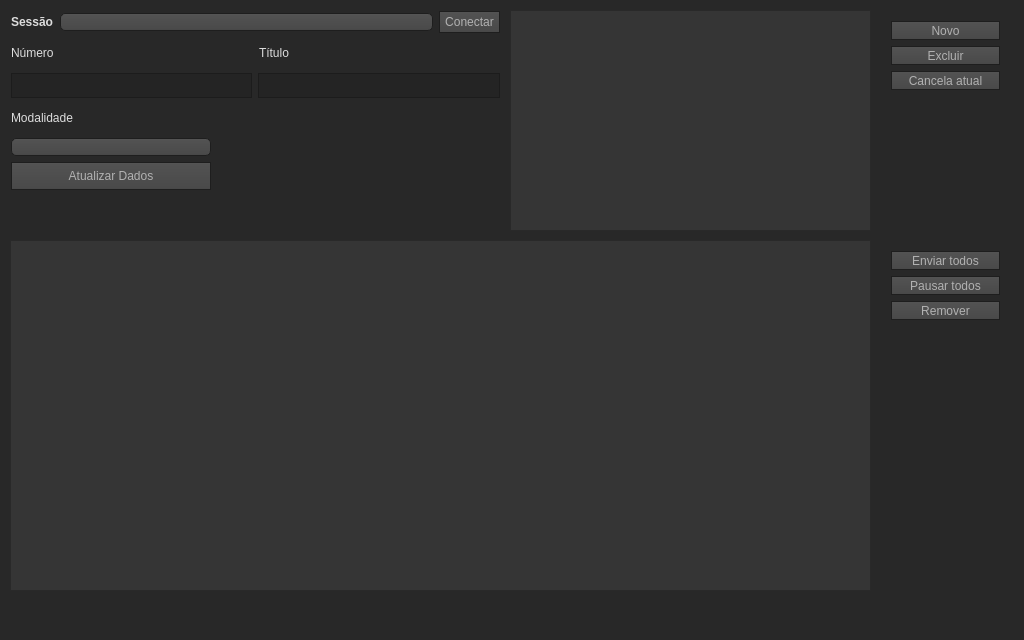
Old version of the form mainwindow.ui in the repository nettoflix/MagoSend.
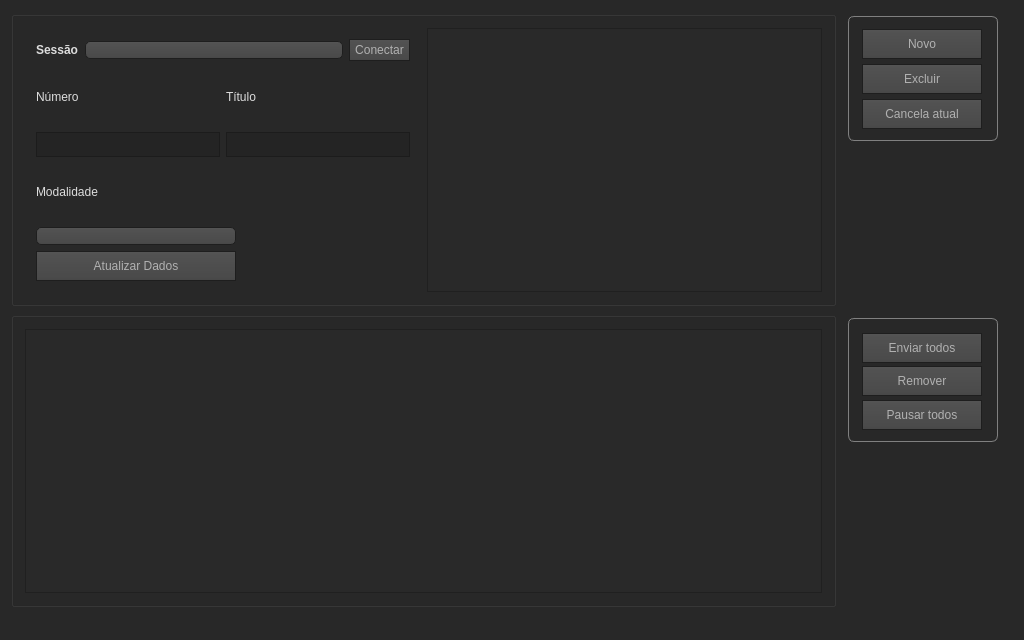
New version of the form. Icons and pictures are not drawn.

Patch:
```diff
--- a/mainwindow.ui
+++ b/mainwindow.ui
@@ -378,7 +378,7 @@
 }
 QTableWidget 
 {
-	 background-color: #353535;
+	 background-color: #292929;
 }
 
 
@@ -401,6 +401,7 @@
 
 QProgressBar
 {
+    background-color: #353535;
     border: 2px solid grey;
     border-radius: 5px;
     text-align: center;
@@ -492,30 +493,44 @@
      <verstretch>0</verstretch>
     </sizepolicy>
    </property>
-   <widget class="QTableWidget" name="tableWidget">
-    <property name="geometry">
-     <rect>
-      <x>10</x>
-      <y>240</y>
-      <width>861</width>
-      <height>351</height>
-     </rect>
-    </property>
+   <layout class="QVBoxLayout" name="verticalLayout_3">
+    <item>
+     <layout class="QVBoxLayout" name="verticalLayout_2">
+      <item>
+       <layout class="QHBoxLayout" name="horizontalLayout_10">
+        <item>
+         <layout class="QHBoxLayout" name="horizontalLayout_8">
+          <item>
+           <widget class="QGroupBox" name="groupBox_3">
     <property name="sizePolicy">
-     <sizepolicy hsizetype="Preferred" vsizetype="Preferred">
+             <sizepolicy hsizetype="Expanding" vsizetype="Preferred">
       <horstretch>0</horstretch>
       <verstretch>0</verstretch>
      </sizepolicy>
     </property>
-   </widget>
+            <property name="maximumSize">
+             <size>
+              <width>16777215</width>
+              <height>320</height>
+             </size>
+            </property>
+            <property name="title">
+             <string/>
+            </property>
+            <layout class="QHBoxLayout" name="horizontalLayout_11">
+             <item>
    <widget class="QWidget" name="widget" native="true">
-    <property name="geometry">
-     <rect>
-      <x>0</x>
-      <y>0</y>
-      <width>511</width>
-      <height>201</height>
-     </rect>
+               <property name="sizePolicy">
+                <sizepolicy hsizetype="Expanding" vsizetype="Maximum">
+                 <horstretch>1</horstretch>
+                 <verstretch>0</verstretch>
+                </sizepolicy>
+               </property>
+               <property name="maximumSize">
+                <size>
+                 <width>16777215</width>
+                 <height>300</height>
+                </size>
     </property>
     <layout class="QHBoxLayout" name="horizontalLayout_2">
      <item>
@@ -639,7 +654,7 @@
        <item>
         <widget class="QPushButton" name="btn_atualizarDados">
          <property name="sizePolicy">
-          <sizepolicy hsizetype="Preferred" vsizetype="Fixed">
+                     <sizepolicy hsizetype="Preferred" vsizetype="Maximum">
            <horstretch>0</horstretch>
            <verstretch>0</verstretch>
           </sizepolicy>
@@ -647,9 +662,19 @@
          <property name="maximumSize">
           <size>
            <width>200</width>
-           <height>100</height>
-          </size>
-         </property>
+                      <height>30</height>
+                     </size>
+                    </property>
+                    <property name="styleSheet">
+                     <string notr="true">QPushButton {
+    qproperty-icon: url(:/images/refresh_yellow.png); /* Use icon instead of image */
+    qproperty-iconSize: 16px 16px; /* Size of the icon */
+    padding-left: 10px; /* Adjust padding to position the image */
+    padding-right: 10px; /* Adjust padding to position the image */
+    padding-top: 5px; /* Adjust vertical position */
+    padding-bottom: 5px; /* Adjust vertical position */
+}</string>
+                    </property>
          <property name="text">
           <string>Atualizar Dados</string>
          </property>
@@ -659,139 +684,333 @@
      </item>
     </layout>
    </widget>
+             </item>
+             <item>
    <widget class="QTableWidget" name="hostsTable">
-    <property name="geometry">
-     <rect>
-      <x>510</x>
-      <y>10</y>
-      <width>361</width>
-      <height>221</height>
-     </rect>
-    </property>
-   </widget>
-   <widget class="QWidget" name="verticalLayoutWidget_2">
-    <property name="geometry">
-     <rect>
-      <x>880</x>
-      <y>240</y>
-      <width>131</width>
-      <height>91</height>
-     </rect>
-    </property>
-    <layout class="QVBoxLayout" name="verticalLayout_2">
-     <property name="sizeConstraint">
-      <enum>QLayout::SetDefaultConstraint</enum>
-     </property>
-     <item>
-      <widget class="QPushButton" name="btn_Enviar">
        <property name="sizePolicy">
         <sizepolicy hsizetype="Expanding" vsizetype="Expanding">
-         <horstretch>0</horstretch>
+                 <horstretch>1</horstretch>
          <verstretch>0</verstretch>
         </sizepolicy>
        </property>
-       <property name="maximumSize">
+               <property name="minimumSize">
         <size>
-         <width>16777215</width>
-         <height>16777212</height>
-        </size>
-       </property>
-       <property name="text">
-        <string>Enviar todos</string>
-       </property>
-      </widget>
-     </item>
-     <item>
-      <widget class="QPushButton" name="btn_pausar">
-       <property name="sizePolicy">
-        <sizepolicy hsizetype="Expanding" vsizetype="Expanding">
-         <horstretch>0</horstretch>
-         <verstretch>0</verstretch>
-        </sizepolicy>
-       </property>
+                 <width>200</width>
+                 <height>250</height>
+                </size>
+               </property>
        <property name="maximumSize">
         <size>
          <width>16777215</width>
-         <height>16777212</height>
-        </size>
-       </property>
-       <property name="text">
-        <string>Pausar todos</string>
-       </property>
-      </widget>
-     </item>
+                 <height>300</height>
+                </size>
+               </property>
+              </widget>
+             </item>
+            </layout>
+           </widget>
+          </item>
+         </layout>
+        </item>
      <item>
-      <widget class="QPushButton" name="btn_Remover">
+         <layout class="QHBoxLayout" name="horizontalLayout_9">
+          <item alignment="Qt::AlignTop">
+           <widget class="QGroupBox" name="groupBox_2">
        <property name="sizePolicy">
-        <sizepolicy hsizetype="Expanding" vsizetype="Expanding">
+             <sizepolicy hsizetype="Fixed" vsizetype="Maximum">
          <horstretch>0</horstretch>
          <verstretch>0</verstretch>
         </sizepolicy>
        </property>
+            <property name="minimumSize">
+             <size>
+              <width>0</width>
+              <height>130</height>
+             </size>
+            </property>
        <property name="maximumSize">
         <size>
          <width>16777215</width>
-         <height>16777212</height>
-        </size>
-       </property>
-       <property name="text">
-        <string>Remover</string>
-       </property>
-      </widget>
-     </item>
-    </layout>
-   </widget>
-   <widget class="QWidget" name="verticalLayoutWidget_3">
-    <property name="geometry">
-     <rect>
-      <x>880</x>
-      <y>10</y>
-      <width>131</width>
-      <height>91</height>
-     </rect>
-    </property>
-    <layout class="QVBoxLayout" name="verticalLayout_3">
-     <item>
+              <height>16777215</height>
+             </size>
+            </property>
+            <property name="styleSheet">
+             <string notr="true">QGroupBox {
+    font: bold;
+    border: 1px solid gray;
+    border-radius: 6px;
+    margin-top: 5px;
+	margin-right: 15px;
+	margin-left: 6px;
+	width: 148px;
+}</string>
+            </property>
+            <property name="title">
+             <string/>
+            </property>
       <widget class="QPushButton" name="btn_NovoIP">
+             <property name="geometry">
+              <rect>
+               <x>20</x>
+               <y>18</y>
+               <width>120</width>
+               <height>30</height>
+              </rect>
+             </property>
        <property name="sizePolicy">
-        <sizepolicy hsizetype="Minimum" vsizetype="Expanding">
+              <sizepolicy hsizetype="Fixed" vsizetype="Fixed">
          <horstretch>0</horstretch>
          <verstretch>0</verstretch>
         </sizepolicy>
        </property>
+             <property name="minimumSize">
+              <size>
+               <width>120</width>
+               <height>30</height>
+              </size>
+             </property>
+             <property name="maximumSize">
+              <size>
+               <width>16777215</width>
+               <height>16777215</height>
+              </size>
+             </property>
        <property name="text">
         <string>Novo</string>
        </property>
       </widget>
-     </item>
-     <item>
       <widget class="QPushButton" name="btn_ExcluirIP">
+             <property name="geometry">
+              <rect>
+               <x>20</x>
+               <y>53</y>
+               <width>120</width>
+               <height>30</height>
+              </rect>
+             </property>
        <property name="sizePolicy">
-        <sizepolicy hsizetype="Minimum" vsizetype="Expanding">
+              <sizepolicy hsizetype="Fixed" vsizetype="Fixed">
          <horstretch>0</horstretch>
          <verstretch>0</verstretch>
         </sizepolicy>
        </property>
+             <property name="minimumSize">
+              <size>
+               <width>120</width>
+               <height>30</height>
+              </size>
+             </property>
+             <property name="maximumSize">
+              <size>
+               <width>16777215</width>
+               <height>16777215</height>
+              </size>
+             </property>
        <property name="text">
         <string>Excluir</string>
        </property>
       </widget>
-     </item>
-     <item>
       <widget class="QPushButton" name="btn_cancelaAtual">
+             <property name="geometry">
+              <rect>
+               <x>20</x>
+               <y>88</y>
+               <width>120</width>
+               <height>30</height>
+              </rect>
+             </property>
        <property name="sizePolicy">
-        <sizepolicy hsizetype="Minimum" vsizetype="Expanding">
+              <sizepolicy hsizetype="Fixed" vsizetype="Fixed">
          <horstretch>0</horstretch>
          <verstretch>0</verstretch>
         </sizepolicy>
        </property>
+             <property name="minimumSize">
+              <size>
+               <width>120</width>
+               <height>30</height>
+              </size>
+             </property>
+             <property name="maximumSize">
+              <size>
+               <width>16777215</width>
+               <height>16777215</height>
+              </size>
+             </property>
        <property name="text">
         <string>Cancela atual</string>
        </property>
       </widget>
-     </item>
-    </layout>
-   </widget>
+           </widget>
+          </item>
+         </layout>
+        </item>
+       </layout>
+      </item>
+      <item>
+       <layout class="QHBoxLayout" name="horizontalLayout_7" stretch="0,0">
+        <item>
+         <widget class="QGroupBox" name="groupBox_4">
+          <property name="sizePolicy">
+           <sizepolicy hsizetype="Expanding" vsizetype="Expanding">
+            <horstretch>2</horstretch>
+            <verstretch>2</verstretch>
+           </sizepolicy>
+          </property>
+          <property name="title">
+           <string/>
+          </property>
+          <layout class="QVBoxLayout" name="verticalLayout_4">
+           <item>
+            <widget class="QTableWidget" name="tableWidget">
+             <property name="sizePolicy">
+              <sizepolicy hsizetype="Expanding" vsizetype="Expanding">
+               <horstretch>2</horstretch>
+               <verstretch>2</verstretch>
+              </sizepolicy>
+             </property>
+             <property name="styleSheet">
+              <string notr="true"/>
+             </property>
+            </widget>
+           </item>
+          </layout>
+         </widget>
+        </item>
+        <item alignment="Qt::AlignHCenter|Qt::AlignTop">
+         <widget class="QGroupBox" name="groupBox">
+          <property name="sizePolicy">
+           <sizepolicy hsizetype="Expanding" vsizetype="Expanding">
+            <horstretch>0</horstretch>
+            <verstretch>0</verstretch>
+           </sizepolicy>
+          </property>
+          <property name="minimumSize">
+           <size>
+            <width>0</width>
+            <height>130</height>
+           </size>
+          </property>
+          <property name="maximumSize">
+           <size>
+            <width>16777215</width>
+            <height>16777215</height>
+           </size>
+          </property>
+          <property name="styleSheet">
+           <string notr="true">QGroupBox {
+    font: bold;
+    border: 1px solid gray;
+    border-radius: 6px;
+    margin-top: 6px;
+	margin-right: 15px;
+	margin-left: 6px;
+	width: 148px;
+}</string>
+          </property>
+          <property name="title">
+           <string/>
+          </property>
+          <widget class="QPushButton" name="btn_pausar">
+           <property name="geometry">
+            <rect>
+             <x>20</x>
+             <y>88</y>
+             <width>120</width>
+             <height>30</height>
+            </rect>
+           </property>
+           <property name="sizePolicy">
+            <sizepolicy hsizetype="Fixed" vsizetype="Fixed">
+             <horstretch>0</horstretch>
+             <verstretch>0</verstretch>
+            </sizepolicy>
+           </property>
+           <property name="minimumSize">
+            <size>
+             <width>120</width>
+             <height>0</height>
+            </size>
+           </property>
+           <property name="maximumSize">
+            <size>
+             <width>16777215</width>
+             <height>16777212</height>
+            </size>
+           </property>
+           <property name="text">
+            <string>Pausar todos</string>
+           </property>
+          </widget>
+          <widget class="QPushButton" name="btn_Enviar">
+           <property name="geometry">
+            <rect>
+             <x>20</x>
+             <y>21</y>
+             <width>120</width>
+             <height>30</height>
+            </rect>
+           </property>
+           <property name="sizePolicy">
+            <sizepolicy hsizetype="Fixed" vsizetype="Fixed">
+             <horstretch>0</horstretch>
+             <verstretch>0</verstretch>
+            </sizepolicy>
+           </property>
+           <property name="minimumSize">
+            <size>
+             <width>120</width>
+             <height>30</height>
+            </size>
+           </property>
+           <property name="maximumSize">
+            <size>
+             <width>16777215</width>
+             <height>16777212</height>
+            </size>
+           </property>
+           <property name="text">
+            <string>Enviar todos</string>
+           </property>
+          </widget>
+          <widget class="QPushButton" name="btn_Remover">
+           <property name="geometry">
+            <rect>
+             <x>20</x>
+             <y>54</y>
+             <width>120</width>
+             <height>30</height>
+            </rect>
+           </property>
+           <property name="sizePolicy">
+            <sizepolicy hsizetype="Fixed" vsizetype="Fixed">
+             <horstretch>0</horstretch>
+             <verstretch>0</verstretch>
+            </sizepolicy>
+           </property>
+           <property name="minimumSize">
+            <size>
+             <width>120</width>
+             <height>0</height>
+            </size>
+           </property>
+           <property name="maximumSize">
+            <size>
+             <width>16777215</width>
+             <height>16777212</height>
+            </size>
+           </property>
+           <property name="text">
+            <string>Remover</string>
+           </property>
+          </widget>
+         </widget>
+        </item>
+       </layout>
+      </item>
+     </layout>
+    </item>
+   </layout>
   </widget>
   <widget class="QMenuBar" name="menuBar">
    <property name="geometry">
```
Lines whose indentation alone changed are shown as unchanged.
